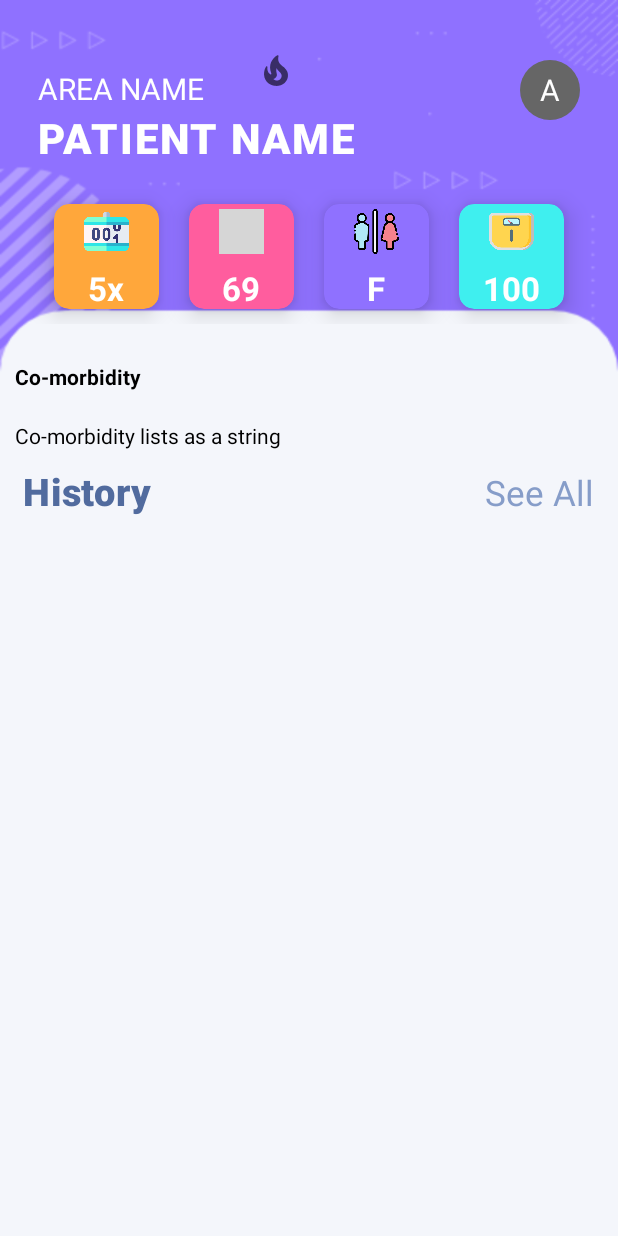
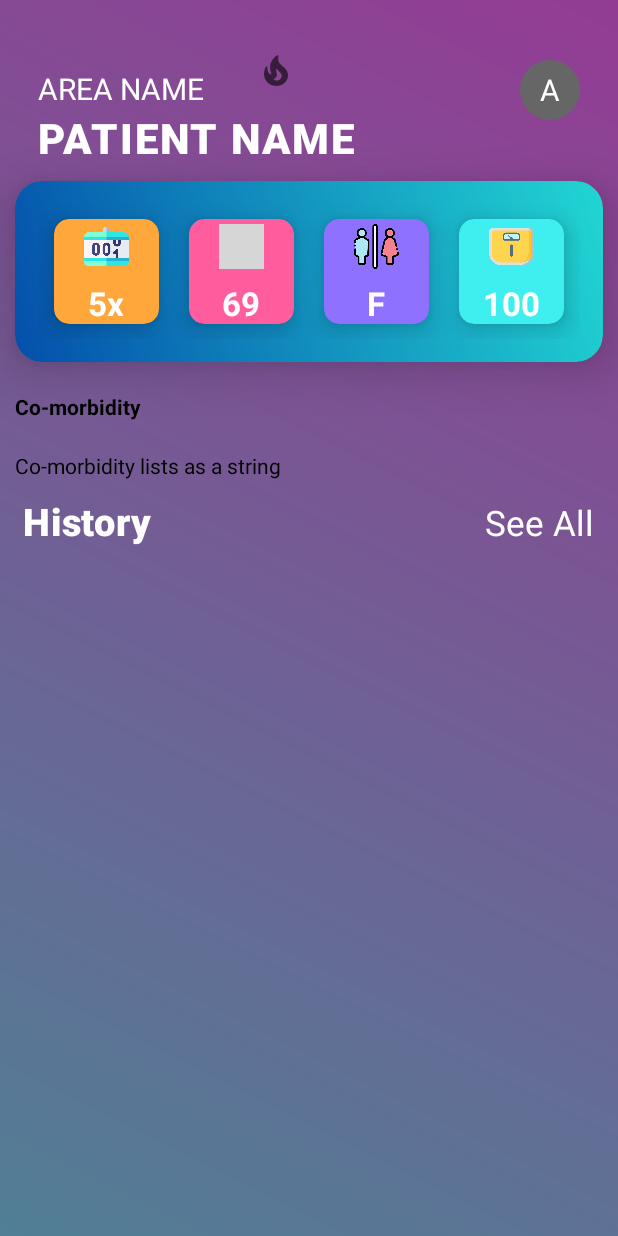
Before and after one commit to WeDoinaThing/shaako-frontend-android, an Android app: the PatientDetails screen opened directly, with no data from a screen before it, on a phone screen of 412 x 824 dp. Run offline under Robolectric (Android 15) with nearby library versions, the phone set to English and light mode, and no system bars; grey boxes are pictures that could not be loaded.

Commit message:
patient details upgrade

```diff
--- /dev/null
+++ b/app/src/main/res/drawable/gradient_2.xml
@@ -0,0 +1,7 @@
+<?xml version="1.0" encoding="utf-8"?>
+<shape xmlns:android="http://schemas.android.com/apk/res/android">
+    <gradient
+        android:angle="45"
+        android:endColor="#933c94"
+        android:startColor="#517f95" />
+</shape>
--- /dev/null
+++ b/app/src/main/res/drawable/gradient_3_rounded.xml
@@ -0,0 +1,11 @@
+<?xml version="1.0" encoding="utf-8"?>
+<shape xmlns:android="http://schemas.android.com/apk/res/android">
+    <gradient
+        android:angle="225"
+        android:endColor="#044fab"
+        android:startColor="#21d6d3" />
+    <corners android:bottomRightRadius="18dp"
+        android:bottomLeftRadius="18dp"
+        android:topRightRadius="18dp"
+        android:topLeftRadius="18dp"/>
+</shape>
--- a/app/src/main/res/layout/activity_patient_details.xml
+++ b/app/src/main/res/layout/activity_patient_details.xml
@@ -6,7 +6,7 @@
     android:layout_height="match_parent"
     tools:context=".activites.PatientDetails"
     android:orientation="vertical"
-    android:background="@drawable/bg">
+    android:background="@drawable/gradient_2">
 
     <RelativeLayout
         android:layout_width="match_parent"
@@ -69,8 +69,13 @@
         android:layout_width="match_parent"
         android:layout_height="wrap_content"
         android:orientation="horizontal"
+        android:clipToOutline="true"
+        android:elevation="20dp"
         android:gravity="center"
-        android:padding="15dp">
+        android:padding="15dp"
+        android:layout_margin="10dp"
+        android:background="@drawable/gradient_3_rounded"
+        >
 
         <androidx.cardview.widget.CardView
             android:layout_width="70dp"
@@ -255,7 +260,7 @@
             android:textSize="25dp"
             android:textStyle="bold"
             android:fontFamily="sans-serif-black"
-            android:textColor="#516b9e"
+            android:textColor="#fff"
             android:letterSpacing="0.02"/>
 
         <TextView
@@ -263,7 +268,7 @@
             android:layout_height="wrap_content"
             android:text="See All"
             android:textSize="23dp"
-            android:textColor="#D06D88BD"
+            android:textColor="#fff"
             android:gravity="end"
             android:layout_marginRight="16dp"/>
 
```
Also changed, not shown: app/src/main/res/drawable/gradient_3.xml (added, +7 -0 lines), app/src/main/res/drawable/gradient_4.xml (added, +7 -0 lines).
